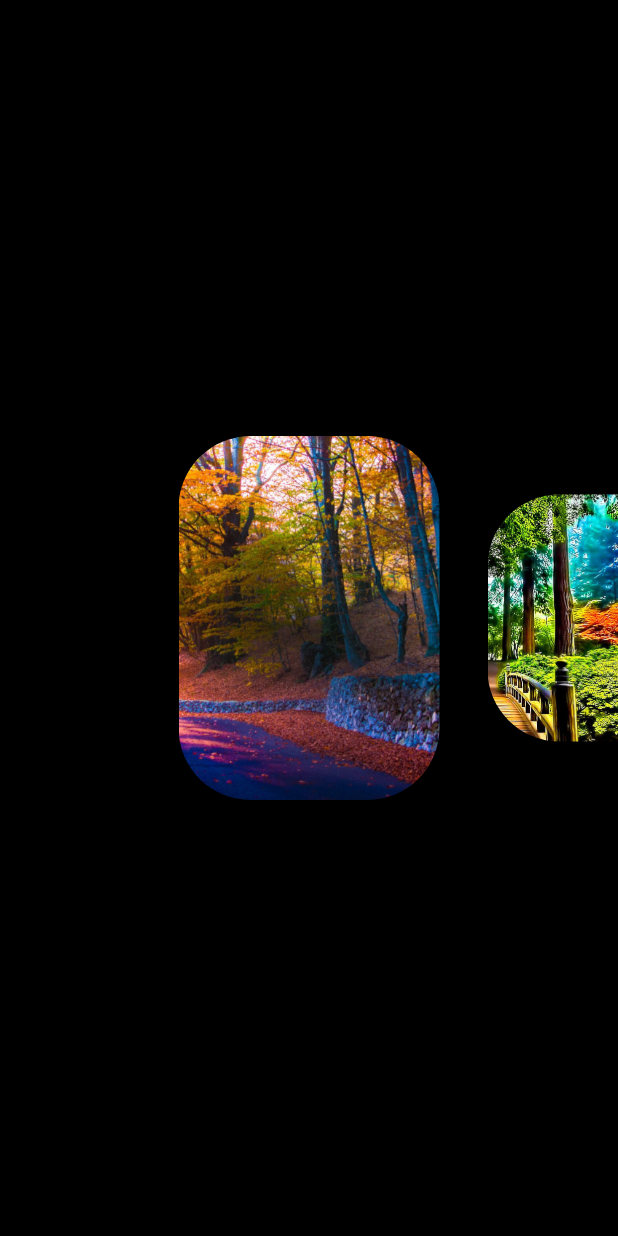
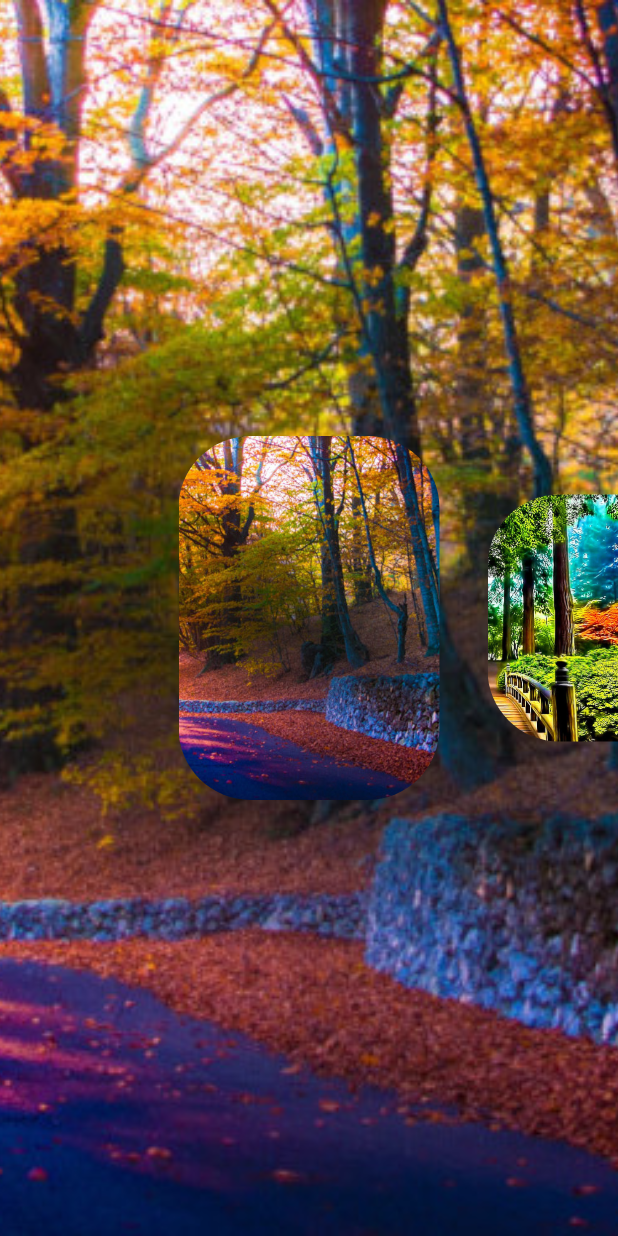
Before and after one commit to Anshu-Parmar/ui-challenge, a Flutter app: the screen it shows after launch, on a phone screen of 412 x 824 dp. Run offline on Flutter 3.47's test engine with Material 3 defaults, Android fonts, the phone set to English and light mode, and no system bars; our stand-ins replace curved_navigation_bar, equatable, google_fonts.

Commit message:
background image added that scrolls with parallax widget

```diff
--- a/lib/fifth/fifth_ui.dart
+++ b/lib/fifth/fifth_ui.dart
@@ -10,7 +10,9 @@ class FifthUi extends StatefulWidget {
 
 class _FifthUiState extends State<FifthUi> {
   late PageController _pageController;
+  late PageController _pageBackgroundController;
   double page = 0.0;
+  double bkgPage = 0.0;
 
   List<String> images = [
     'assets/images/fifth/img1.jpg',
@@ -29,12 +31,17 @@ class _FifthUiState extends State<FifthUi> {
       initialPage: 0,
       viewportFraction: 0.5,
     );
+    _pageBackgroundController = PageController(
+      initialPage: 0,
+    );
 
     _pageController.addListener(_onScroll);
     super.initState();
   }
 
   void _onScroll() {
+    _pageBackgroundController.animateToPage(_pageController.page!.toInt(),
+        duration: const Duration(milliseconds: 400), curve: Curves.easeOutQuad);
     setState(() {
       page = _pageController.page!;
     });
@@ -44,8 +51,24 @@ class _FifthUiState extends State<FifthUi> {
   Widget build(BuildContext context) {
     final screenSize = MediaQuery.of(context).size;
     return Scaffold(
-      backgroundColor: Colors.black,
-      body: Center(
+      body: Stack(
+        children: [
+          PageView.builder(
+              controller: _pageBackgroundController,
+              itemBuilder: (context, index) {
+                return Container(
+                  height: double.maxFinite,
+                  width: double.maxFinite,
+                  decoration: BoxDecoration(
+                      color: Colors.black,
+                      image: DecorationImage(
+                          fit: BoxFit.fitHeight,
+                          image: AssetImage(
+                            images[index],
+                          ))),
+                );
+              }),
+          Center(
             child: SizedBox(
               height: screenSize.width / 1.5,
               child: PageView.builder(
@@ -65,6 +88,8 @@ class _FifthUiState extends State<FifthUi> {
               ),
             ),
           ),
+        ],
+      ),
     );
   }
 
```
Lines whose indentation alone changed are shown as unchanged.
